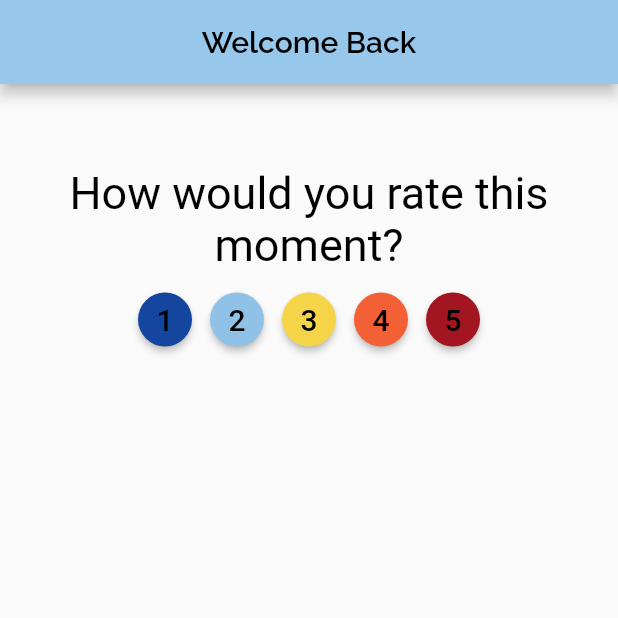
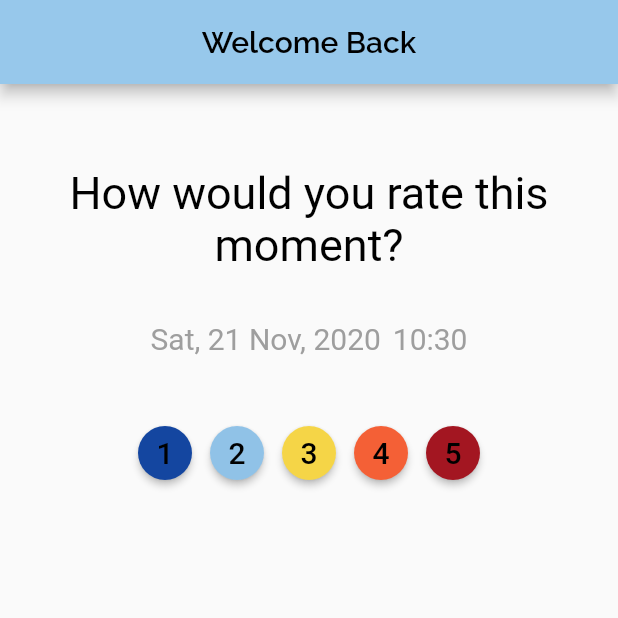
Before and after one commit to timstuf/MoodJournal, a Flutter app: the screen it shows after launch, on a phone screen of 412 x 824 dp, the top half of it. Run offline on Flutter 3.47's test engine with Material 2 defaults, Android fonts, the phone set to English and light mode, and no system bars; our stand-ins replace google_fonts.

Commit message:
added datepicker and timepicker on home page

```diff
--- /dev/null
+++ b/lib/services/date_formatter.dart
@@ -0,0 +1,25 @@
+import 'dart:convert';
+
+import 'package:flutter/material.dart';
+
+class DateFormatter {
+  static var dayData =
+      '{ "1" : "Mon", "2" : "Tue", "3" : "Wed", "4" : "Thur", "5" : "Fri", "6" : "Sat", "7" : "Sun" }';
+
+  static var monthData =
+      '{ "1" : "Jan", "2" : "Feb", "3" : "Mar", "4" : "Apr", "5" : "May", "6" : "June", "7" : "Jul", "8" : "Aug", "9" : "Sep", "10" : "Oct", "11" : "Nov", "12" : "Dec" }';
+
+  static String dateFormatter(DateTime date) {
+    return json.decode(dayData)['${date.weekday}'] +
+        ", " +
+        date.day.toString() +
+        " " +
+        json.decode(monthData)['${date.month}'] +
+        ", " +
+        date.year.toString();
+  }
+
+  static String timeFormatter(TimeOfDay time) {
+    return time.hour.toString() + ":" + time.minute.toString();
+  }
+}
--- a/lib/ui/pages/home_page.dart
+++ b/lib/ui/pages/home_page.dart
@@ -4,6 +4,7 @@ import 'package:mood_journal/mocks/mood_mock.dart';
 import 'package:mood_journal/mocks/mood_number_mock.dart';
 import 'package:mood_journal/models/mood_number.dart';
 import 'package:mood_journal/resources/strings.dart';
+import 'package:mood_journal/services/date_formatter.dart';
 import 'package:mood_journal/ui/views/mood_tile.dart';
 
 class HomePage extends StatefulWidget {
@@ -14,6 +15,8 @@ class HomePage extends StatefulWidget {
 class _HomePageState extends State<HomePage> {
   bool showMoods = false;
   List<MoodNumber> moodNumbers = MoodNumberMock.moods;
+  DateTime selectedDate = DateTime.now();
+  TimeOfDay selectedTime = TimeOfDay.now();
 
   @override
   Widget build(BuildContext context) {
@@ -21,18 +24,16 @@ class _HomePageState extends State<HomePage> {
         appBar: AppBar(
           title: Text(
             Strings.homePageTitle,
-          style: GoogleFonts.raleway(color: Colors.black,
-          fontWeight: FontWeight.w600),
+            style: GoogleFonts.raleway(
+                color: Colors.black, fontWeight: FontWeight.w600),
           ),
           centerTitle: true,
         ),
-      body:
-          SingleChildScrollView(
+        body: SingleChildScrollView(
           child: Column(
             children: [
               Center(
-                    child: Column(
-                        children: <Widget>[
+                  child: Column(children: <Widget>[
                 Center(
                   child: Padding(
                     padding: EdgeInsets.only(top: 55),
@@ -46,6 +47,35 @@ class _HomePageState extends State<HomePage> {
                     ),
                   ),
                 ),
+                Center(
+                  child: Padding(
+                    padding: EdgeInsets.all(25),
+                    child: ButtonBar(mainAxisSize: MainAxisSize.min, children: [
+                      InkWell(
+                        onTap: () => _selectDate(context),
+                        child: Text(
+                          DateFormatter.dateFormatter(selectedDate),
+                          textAlign: TextAlign.center,
+                          style: new TextStyle(
+                            fontSize: 20.0,
+                            color: Colors.grey,
+                          ),
+                        ),
+                      ),
+                      InkWell(
+                        onTap: () => _selectTime(context),
+                        child: Text(
+                          DateFormatter.timeFormatter(selectedTime),
+                          textAlign: TextAlign.center,
+                          style: new TextStyle(
+                            fontSize: 20.0,
+                            color: Colors.grey,
+                          ),
+                        ),
+                      ),
+                    ]),
+                  ),
+                ),
                 Align(
                   alignment: Alignment.topCenter,
                   child: new ButtonBar(
@@ -53,17 +83,14 @@ class _HomePageState extends State<HomePage> {
                     children: buildMoodNumbers(),
                   ),
                 ),
-                          SingleChildScrollView(
-                              child: Column(
+                Column(
                   mainAxisAlignment: MainAxisAlignment.spaceBetween,
                   children: buildMoods(),
-                              ))
+                ),
               ])),
             ],
           ),
-          )
-
-    );
+        ));
   }
 
   List<Widget> buildMoodNumbers() {
@@ -100,8 +127,37 @@ class _HomePageState extends State<HomePage> {
   }
 
   List<Widget> buildMoods() {
-     return showMoods ?
-      MoodMock.moods.map((mood) => MoodTile(mood: mood, moodNumbers: moodNumbers,)).toList()
+    return showMoods
+        ? MoodMock.moods
+            .map((mood) => MoodTile(
+                  mood: mood,
+                  moodNumbers: moodNumbers,
+                ))
+            .toList()
         : new List<Widget>();
   }
+
+  _selectDate(BuildContext context) async {
+    final DateTime picked = await showDatePicker(
+      context: context,
+      initialDate: selectedDate, // Refer step 1
+      firstDate: DateTime(2000),
+      lastDate: DateTime(2025),
+    );
+    if (picked != null && picked != selectedDate)
+      setState(() {
+        selectedDate = picked;
+      });
   }
+
+  _selectTime(BuildContext context) async {
+    final TimeOfDay picked = await showTimePicker(
+      context: context,
+      initialTime: selectedTime, // Refer step 1
+    );
+    if (picked != null && picked != selectedTime)
+      setState(() {
+        selectedTime = picked;
+      });
+  }
+}
```
Also changed, not shown: lib/ui/pages/mood_history_page.dart (+11 -1 lines). Lines whose indentation alone changed are shown as unchanged.
